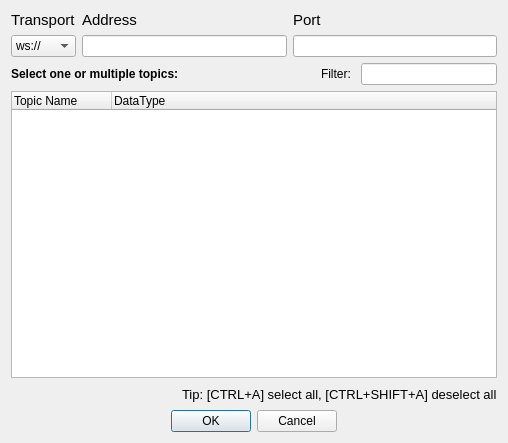
Before: the Qt Designer form websocket_client.ui in facontidavide/PlotJuggler, drawn with Qt 5.
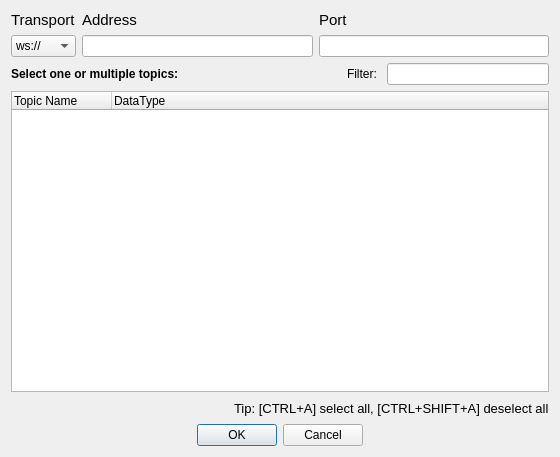
After: the same form once the commit is applied. Custom widgets are drawn as their Qt base class.

Commit message: Fix: Resize the Qdialog and the TopicName resize

```diff
--- a/websocket_client.ui
+++ b/websocket_client.ui
@@ -6,8 +6,8 @@
    <rect>
     <x>0</x>
     <y>0</y>
-    <width>508</width>
-    <height>443</height>
+    <width>560</width>
+    <height>457</height>
    </rect>
   </property>
   <property name="windowTitle">
```
The commit also changes 2 other files.
